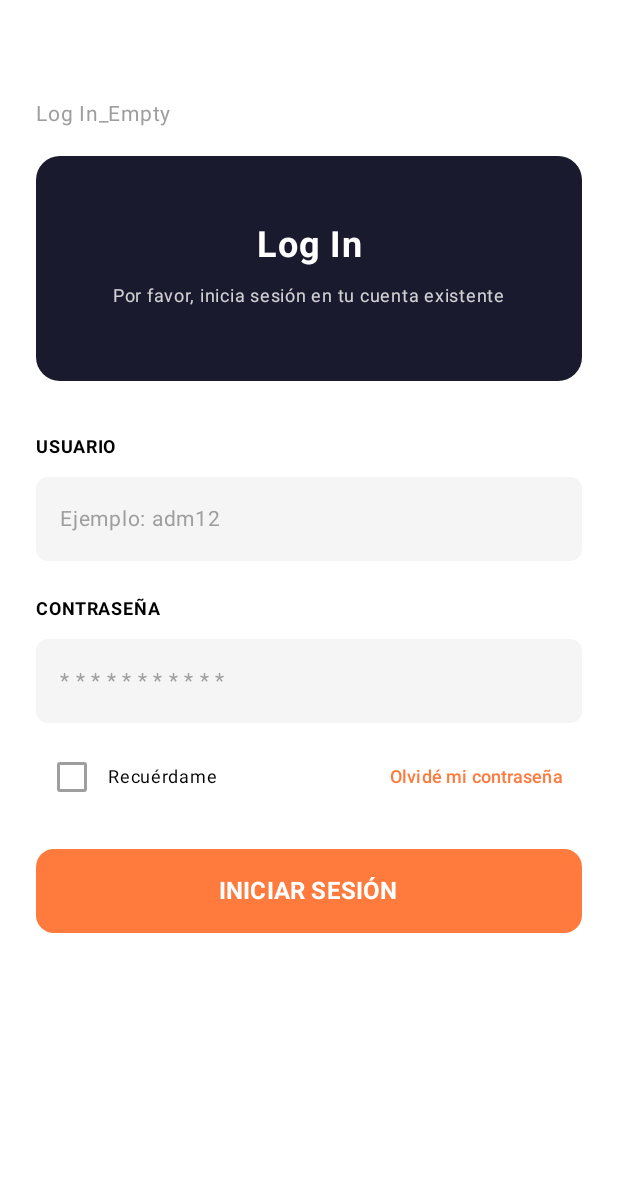
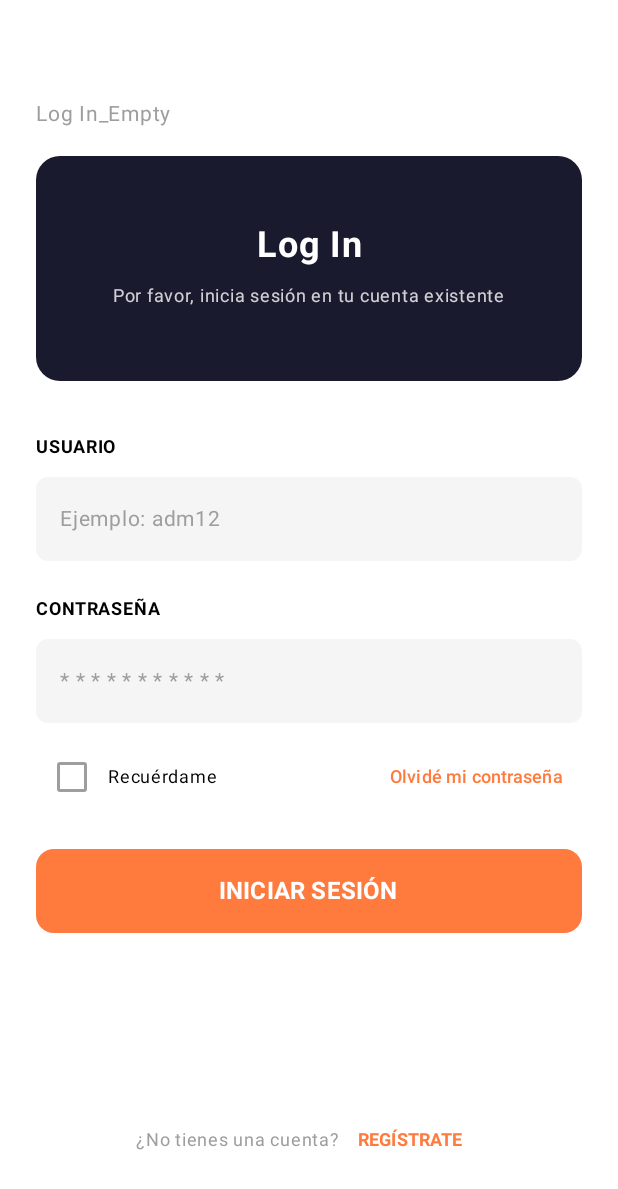
Before and after one commit to Artli22/Proyecto-Final-AndroidStudio-Routemod, an Android app built with Jetpack Compose: the @Preview function PreviewLoginScreen, on a phone screen of 412 x 824 dp. Shown: the top 1189 px of the screen. Run offline under Robolectric (Android 15) with nearby library versions, the phone set to English and light mode, and no system bars; our stand-ins replace livedata-compose.

Commit message:
Actualicé comentarios claros y logs estructurados en todos los archivos principales: MainActivity, rutas de navegación, ApiClient, TokenManager, ViewModels (Login y Ruta), modelos de datos y pantallas clave.

```diff
--- a/app/src/main/java/com/limaa/proyectofinal/MainActivity.kt
+++ b/app/src/main/java/com/limaa/proyectofinal/MainActivity.kt
@@ -14,6 +14,7 @@ import com.limaa.proyectofinal.NavigationRoutes.AppNavigation
 class MainActivity : ComponentActivity() {
     override fun onCreate(savedInstanceState: Bundle?) {
         super.onCreate(savedInstanceState)
+        // arranca la app, inicializa ApiClient y carga la navegación Compose
         ApiClient.init(this)
         enableEdgeToEdge()
         setContent {
--- a/app/src/main/java/com/limaa/proyectofinal/NavigationRoutes/Routes.kt
+++ b/app/src/main/java/com/limaa/proyectofinal/NavigationRoutes/Routes.kt
@@ -1,7 +1,7 @@
 package com.limaa.proyectofinal.NavigationRoutes
 
 import kotlinx.serialization.Serializable
-
+// rutas tipadas con @Serializable para evitar errores de string
 @Serializable
 object PantallaInicio
 
--- a/app/src/main/java/com/limaa/proyectofinal/NavigationRoutes/RoutesLogic.kt
+++ b/app/src/main/java/com/limaa/proyectofinal/NavigationRoutes/RoutesLogic.kt
@@ -28,7 +28,7 @@ fun AppNavigation(
     innerPadding: PaddingValues
 ) {
     val rutaViewModel: RutaViewModel = viewModel()
-
+// define el grafo de navegación y los destinos
     NavHost(
         navController = navController,
         startDestination = PantallaInicio,
@@ -68,7 +68,7 @@ fun AppNavigation(
 
         composable<LocationAccess> {
             val context = LocalContext.current
-
+// si ya tiene permiso, salta directamente
             LaunchedEffect(Unit) {
                 if (context.hasLocationPermission()) {
                     navController.navigate(Home) {
--- a/app/src/main/java/com/limaa/proyectofinal/api/ApiClient.kt
+++ b/app/src/main/java/com/limaa/proyectofinal/api/ApiClient.kt
@@ -16,7 +16,7 @@ object ApiClient {
     fun init(context: Context) {
         appContext = context.applicationContext
     }
-
+    // crea Retrofit con logging, timeout y auth interceptor
     private val loggingInterceptor = HttpLoggingInterceptor().apply {
         level = HttpLoggingInterceptor.Level.BODY
     }
--- a/app/src/main/java/com/limaa/proyectofinal/api/ApiService.kt
+++ b/app/src/main/java/com/limaa/proyectofinal/api/ApiService.kt
@@ -4,7 +4,7 @@ import retrofit2.Response
 import retrofit2.http.Body
 import retrofit2.http.Headers
 import retrofit2.http.POST
-
+// todos los endpoints en un solo archivo PHP (apilot.php)
 data class LoginRequest(
     val accion: String = "login",
     val usuario: String,
--- a/app/src/main/java/com/limaa/proyectofinal/api/LoginViewModel.kt
+++ b/app/src/main/java/com/limaa/proyectofinal/api/LoginViewModel.kt
@@ -17,7 +17,7 @@ class LoginViewModel : ViewModel() {
     private val api = ApiClient.retrofit.create(ApiService::class.java)
 
 
-
+    // maneja login, loading y errores con Result
     fun login(usuario: String, contrasena: String) {
         viewModelScope.launch {
             try {
--- a/app/src/main/java/com/limaa/proyectofinal/api/PedidoDetalleResponse.kt
+++ b/app/src/main/java/com/limaa/proyectofinal/api/PedidoDetalleResponse.kt
@@ -1,6 +1,6 @@
 package com.limaa.proyectofinal
 
-import com.google.gson.annotations.SerializedName
+
 data class PedidoDetalleResponse(
     val ok: Boolean? = null,
     val mensaje: String? = null,
--- a/app/src/main/java/com/limaa/proyectofinal/api/PedidoDetalleViewModel.kt
+++ b/app/src/main/java/com/limaa/proyectofinal/api/PedidoDetalleViewModel.kt
@@ -56,7 +56,7 @@ class PedidoDetalleViewModel : ViewModel() {
                 if (response.isSuccessful && response.body() != null) {
                     val body = response.body()!!
 
-                    // ========== LOGS PARA DEBUG ==========
+                    //historial para deebug
                     Log.d("PedidoDetalleVM", "==========================================")
                     Log.d("PedidoDetalleVM", "DETALLE DEL PEDIDO:")
                     Log.d("PedidoDetalleVM", "==========================================")
--- a/app/src/main/java/com/limaa/proyectofinal/api/TokenManager.kt
+++ b/app/src/main/java/com/limaa/proyectofinal/api/TokenManager.kt
@@ -12,7 +12,7 @@ object TokenManager {
         return context.getSharedPreferences(PREFS_NAME, Context.MODE_PRIVATE)
     }
 
-    // Guardar token y usuario
+    // guarda y lee token/usuario en SharedPreferences
     fun saveToken(context: Context, token: String, usuario: String) {
         getPrefs(context).edit().apply {
             putString(KEY_TOKEN, token)
--- a/app/src/main/java/com/limaa/proyectofinal/ui/Pantallas/Login.kt
+++ b/app/src/main/java/com/limaa/proyectofinal/ui/Pantallas/Login.kt
@@ -36,6 +36,7 @@ object LoginColors {
 fun LoginScreen(
     onLoginSuccess: (String) -> Unit = {},
     onForgotPasswordClick: () -> Unit = {},
+    onRegisterClick: () -> Unit = {},
     loginViewModel: LoginViewModel = viewModel()
 ) {
     val context = LocalContext.current
@@ -59,6 +60,7 @@ fun LoginScreen(
                         Toast.LENGTH_SHORT
                     ).show()
                 } else if (response.ok == true) {
+                    // GUARDAR TOKEN Y USUARIO
                     TokenManager.saveToken(
                         context,
                         response.token ?: "",
@@ -71,10 +73,12 @@ fun LoginScreen(
                         Toast.LENGTH_SHORT
                     ).show()
 
+                    //Llamar a obtener ruta
                     Log.d("LoginScreen", "Iniciando prueba de obtener ruta...")
                     val rutaViewModel = RutaViewModel()
                     rutaViewModel.obtenerRutaDelDia(context)
                     Log.d("LoginScreen", "Llamada a obtenerRutaDelDia ejecutada")
+
 
                     onLoginSuccess(response.token ?: "")
                 } else {
@@ -93,7 +97,7 @@ fun LoginScreen(
             }
         }
     }
-
+// UI de login con validación, loading y navegación
     Column(
         modifier = Modifier
             .fillMaxSize()
@@ -276,6 +280,29 @@ fun LoginScreen(
                 )
             }
         }
+
+        Spacer(modifier = Modifier.weight(1f))
+
+        Row(
+            modifier = Modifier.fillMaxWidth(),
+            horizontalArrangement = Arrangement.Center,
+            verticalAlignment = Alignment.CenterVertically
+        ) {
+            Text(
+                "¿No tienes una cuenta?",
+                fontSize = 12.sp,
+                color = LoginColors.LightGray
+            )
+            TextButton(onClick = onRegisterClick) {
+                Text(
+                    "REGÍSTRATE",
+                    color = LoginColors.Orange,
+                    fontSize = 12.sp,
+                    fontWeight = FontWeight.Bold
+                )
+            }
+        }
+
         Spacer(modifier = Modifier.height(16.dp))
     }
 }
```
Also changed, not shown: app/src/main/java/com/limaa/proyectofinal/api/RutaViewModel.kt (+5 -5 lines), app/src/main/java/com/limaa/proyectofinal/ui/Pantallas/Home.kt (+4 -4 lines).
